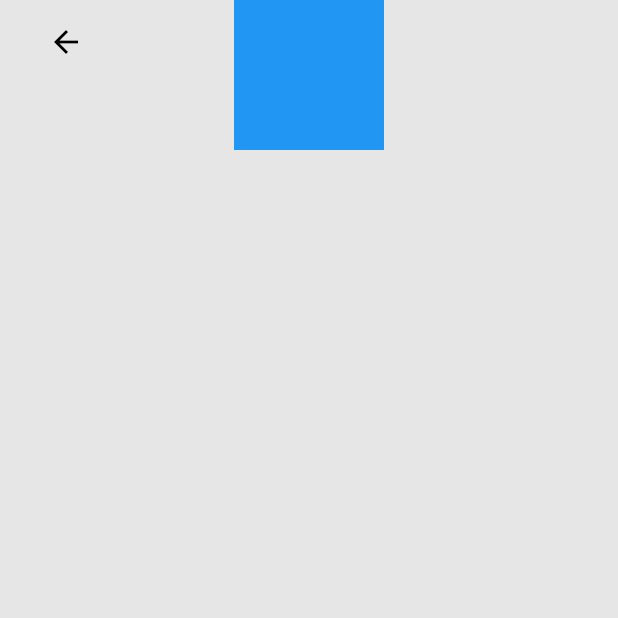
After one commit to HyeJuSeon/Flutter-relay_coding, a Flutter app: the Page0102AFisrt screen opened directly, on a phone screen of 412 x 824 dp, the top half of it. The commit adds this screen. Run offline on Flutter 3.47's test engine with Material 2 defaults, Android fonts, the light colour scheme and no system bars.

Commit message:
add sample pages

```diff
--- /dev/null
+++ b/flutter_relay_coding_app/lib/pages-sample/0102a_first.dart
@@ -0,0 +1,51 @@
+///////////////////////////////////////// 샘플페이지 입니다
+////////////////////////////////////////// 수정 금지
+///////////////////////////////////////// pages 폴더에 자신 페이지 추가하기
+//////////////////////////////////////////// pages 폴더에 자신 페이지 추가하기
+
+import 'package:flutter/material.dart';
+
+class Page0102AFisrt extends StatefulWidget {
+  @override
+  _Page0102AFisrtState createState() => _Page0102AFisrtState();
+}
+
+class _Page0102AFisrtState extends State<Page0102AFisrt> {
+  @override
+  Widget build(BuildContext context) {
+    return Scaffold(
+      backgroundColor: Color.fromARGB(255, 230, 230, 230),  // 임의의 색 지정
+      body: Row(  // Column을 가운데로 정렬하기 위함
+        mainAxisAlignment: MainAxisAlignment.center, // 가운데 정렬
+        children: [
+        Column(children: [    // 세로로 들어갈 항목들 요소
+
+          // TODO : 항목들 추가하기
+
+          Container(height: 100, width: 100, color: Colors.blue) //임의의 상자, 삭제 요망
+
+        ])
+      ]),
+
+      // 뒤로 가기 버튼 추가
+      floatingActionButton: BackButton(context),
+      floatingActionButtonLocation: FloatingActionButtonLocation.startTop,
+    );
+  }
+}
+
+
+// 뒤로가기 버튼
+BackButton(context) {
+  return FloatingActionButton(
+        backgroundColor: Colors.transparent,
+        onPressed: () {
+          Navigator.pop(context);
+        },
+        child: Icon(
+          Icons.arrow_back,
+          color: Colors.black,
+        ),
+        elevation: 0.0,
+      );
+}
```
Also changed, not shown: flutter_relay_coding_app/lib/main.dart (+4 -9 lines), flutter_relay_coding_app/lib/pages-sample/0102a_second.dart (added, +46 -0 lines), flutter_relay_coding_app/lib/pages-sample/1718c_first.dart (added, +51 -0 lines), flutter_relay_coding_app/lib/pages-sample/1718c_second.dart (added, +46 -0 lines).
